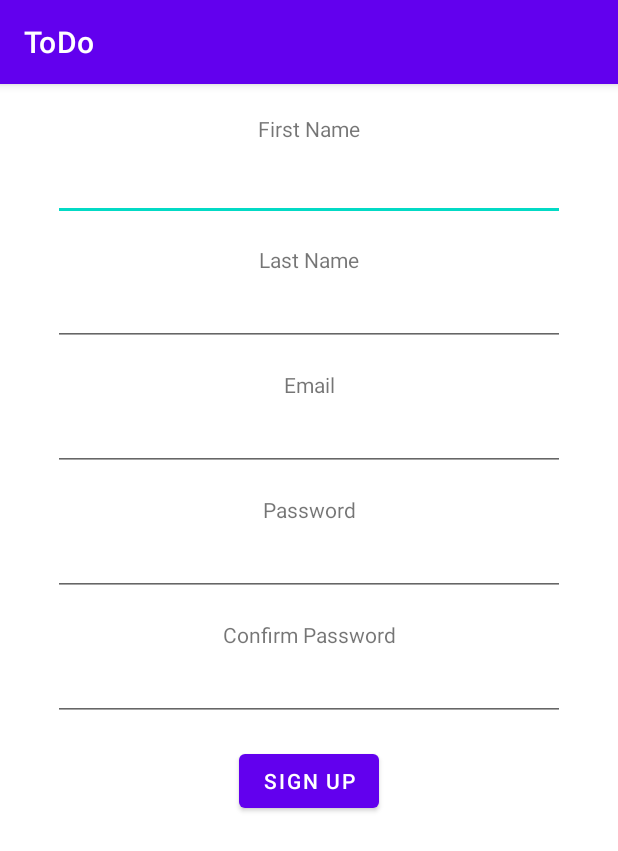
After one commit to JoaoBaptMG/ToDo-DMProject, an Android app: the fragment SignupFragment shown on its own in the app's theme, on a phone screen of 412 x 824 dp. The commit adds this screen. Shown: the top 851 px of the screen. Run offline under Robolectric (Android 15) with nearby library versions, the phone set to English and light mode, and no system bars; network calls fail.

Commit message:
Add blank activities

```diff
--- /dev/null
+++ b/app/src/main/java/com/joaobapt/todo/auth/SignupFragment.kt
@@ -0,0 +1,17 @@
+package com.joaobapt.todo.auth
+
+import android.os.Bundle
+import androidx.fragment.app.Fragment
+import android.view.LayoutInflater
+import android.view.View
+import android.view.ViewGroup
+import com.joaobapt.todo.R
+import com.joaobapt.todo.databinding.FragmentSignupBinding
+
+class SignupFragment : Fragment() {
+    override fun onCreateView(inflater: LayoutInflater, container: ViewGroup?,
+                              savedInstanceState: Bundle?): View {
+        val binding = FragmentSignupBinding.inflate(inflater, container, false)
+        return binding.root
+    }
+}
--- /dev/null
+++ b/app/src/main/res/layout/fragment_signup.xml
@@ -0,0 +1,143 @@
+<?xml version="1.0" encoding="utf-8"?>
+
+<androidx.constraintlayout.widget.ConstraintLayout
+    xmlns:android="http://schemas.android.com/apk/res/android"
+    xmlns:app="http://schemas.android.com/apk/res-auto"
+    xmlns:tools="http://schemas.android.com/tools"
+    android:id="@+id/frameLayout4"
+    android:layout_width="match_parent"
+    android:layout_height="wrap_content"
+    android:orientation="vertical"
+    tools:context=".auth.LoginFragment">
+
+    <TextView
+        android:id="@+id/textView15"
+        android:layout_width="wrap_content"
+        android:layout_height="wrap_content"
+        android:layout_marginTop="20dp"
+        android:labelFor="@id/sign_up_first_name"
+        android:text="@string/user_first_name"
+        app:layout_constraintEnd_toEndOf="parent"
+        app:layout_constraintStart_toStartOf="parent"
+        app:layout_constraintTop_toTopOf="parent" />
+
+    <EditText
+        android:id="@+id/sign_up_first_name"
+        android:layout_width="wrap_content"
+        android:layout_height="wrap_content"
+        android:layout_marginTop="4dp"
+        android:ems="16"
+        android:importantForAutofill="no"
+        android:inputType="textPersonName"
+        android:minHeight="48dp"
+        app:layout_constraintEnd_toEndOf="parent"
+        app:layout_constraintStart_toStartOf="parent"
+        app:layout_constraintTop_toBottomOf="@+id/textView15"
+        tools:ignore="DuplicateSpeakableTextCheck" />
+
+    <TextView
+        android:id="@+id/textView16"
+        android:layout_width="wrap_content"
+        android:layout_height="wrap_content"
+        android:layout_marginTop="16dp"
+        android:labelFor="@id/sign_up_last_name"
+        android:text="@string/user_last_name"
+        app:layout_constraintEnd_toEndOf="parent"
+        app:layout_constraintStart_toStartOf="parent"
+        app:layout_constraintTop_toBottomOf="@+id/sign_up_first_name" />
+
+    <EditText
+        android:id="@+id/sign_up_last_name"
+        android:layout_width="wrap_content"
+        android:layout_height="wrap_content"
+        android:ems="16"
+        android:importantForAutofill="no"
+        android:inputType="textPersonName"
+        android:minHeight="48dp"
+        app:layout_constraintEnd_toEndOf="parent"
+        app:layout_constraintStart_toStartOf="parent"
+        app:layout_constraintTop_toBottomOf="@+id/textView16"
+        tools:ignore="DuplicateSpeakableTextCheck" />
+
+    <TextView
+        android:id="@+id/textView17"
+        android:layout_width="wrap_content"
+        android:layout_height="wrap_content"
+        android:layout_marginTop="16dp"
+        android:labelFor="@id/sign_up_email"
+        android:text="@string/user_email"
+        app:layout_constraintEnd_toEndOf="parent"
+        app:layout_constraintStart_toStartOf="parent"
+        app:layout_constraintTop_toBottomOf="@id/sign_up_last_name" />
+
+    <EditText
+        android:id="@+id/sign_up_email"
+        android:layout_width="wrap_content"
+        android:layout_height="wrap_content"
+        android:ems="16"
+        android:importantForAutofill="no"
+        android:inputType="textEmailAddress"
+        android:minHeight="48dp"
+        app:layout_constraintEnd_toEndOf="parent"
+        app:layout_constraintStart_toStartOf="parent"
+        app:layout_constraintTop_toBottomOf="@id/textView17"
+        tools:ignore="DuplicateSpeakableTextCheck" />
+
+    <TextView
+        android:id="@+id/textView20"
+        android:layout_width="wrap_content"
+        android:layout_height="wrap_content"
+        android:layout_marginTop="16dp"
+        android:labelFor="@id/sign_up_password"
+        android:text="@string/user_password"
+        app:layout_constraintEnd_toEndOf="parent"
+        app:layout_constraintStart_toStartOf="parent"
+        app:layout_constraintTop_toBottomOf="@id/sign_up_email" />
+
+    <EditText
+        android:id="@+id/sign_up_password"
+        android:layout_width="wrap_content"
+        android:layout_height="wrap_content"
+        android:ems="16"
+        android:inputType="textPassword"
+        android:minHeight="48dp"
+        app:layout_constraintEnd_toEndOf="parent"
+        app:layout_constraintStart_toStartOf="parent"
+        app:layout_constraintTop_toBottomOf="@+id/textView20"
+        tools:ignore="DuplicateSpeakableTextCheck"
+        android:importantForAutofill="no" />
+
+    <TextView
+        android:id="@+id/textView21"
+        android:layout_width="wrap_content"
+        android:layout_height="wrap_content"
+        android:layout_marginTop="16dp"
+        android:labelFor="@id/sign_up_confirm_password"
+        android:text="@string/confirm_password"
+        app:layout_constraintEnd_toEndOf="parent"
+        app:layout_constraintStart_toStartOf="parent"
+        app:layout_constraintTop_toBottomOf="@id/sign_up_password" />
+
+    <EditText
+        android:id="@+id/sign_up_confirm_password"
+        android:layout_width="wrap_content"
+        android:layout_height="wrap_content"
+        android:ems="16"
+        android:inputType="textPassword"
+        android:minHeight="48dp"
+        app:layout_constraintEnd_toEndOf="parent"
+        app:layout_constraintStart_toStartOf="parent"
+        app:layout_constraintTop_toBottomOf="@id/textView21"
+        tools:ignore="DuplicateSpeakableTextCheck"
+        android:importantForAutofill="no" />
+
+    <Button
+        android:id="@+id/sign_up_button"
+        android:layout_width="wrap_content"
+        android:layout_height="wrap_content"
+        android:layout_marginTop="16dp"
+        android:text="@string/auth_sign_up"
+        app:layout_constraintEnd_toEndOf="parent"
+        app:layout_constraintStart_toStartOf="parent"
+        app:layout_constraintTop_toBottomOf="@+id/sign_up_confirm_password" />
+</androidx.constraintlayout.widget.ConstraintLayout>
--- a/app/src/main/res/values/strings.xml
+++ b/app/src/main/res/values/strings.xml
@@ -18,4 +18,8 @@
     <string name="user_last_name">Last Name</string>
     <string name="user_email">Email</string>
     <string name="user_confirm">Confirm</string>
+    <string name="auth_log_in">Log in</string>
+    <string name="auth_sign_up">Sign Up</string>
+    <string name="user_password">Password</string>
+    <string name="confirm_password">Confirm Password</string>
 </resources>
```
Also changed, not shown: app/src/main/java/com/joaobapt/todo/auth/AuthenticationFragment.kt (added, +18 -0 lines), app/src/main/java/com/joaobapt/todo/auth/LoginFragment.kt (added, +18 -0 lines), app/src/main/res/layout/fragment_authentication.xml (added, +29 -0 lines), app/src/main/res/layout/fragment_login.xml (added, +70 -0 lines).
